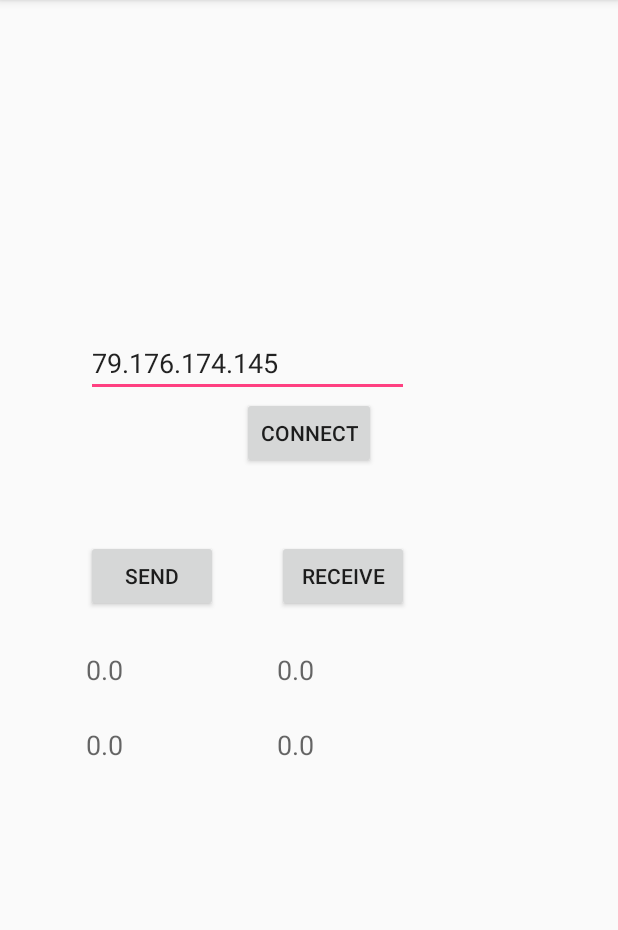
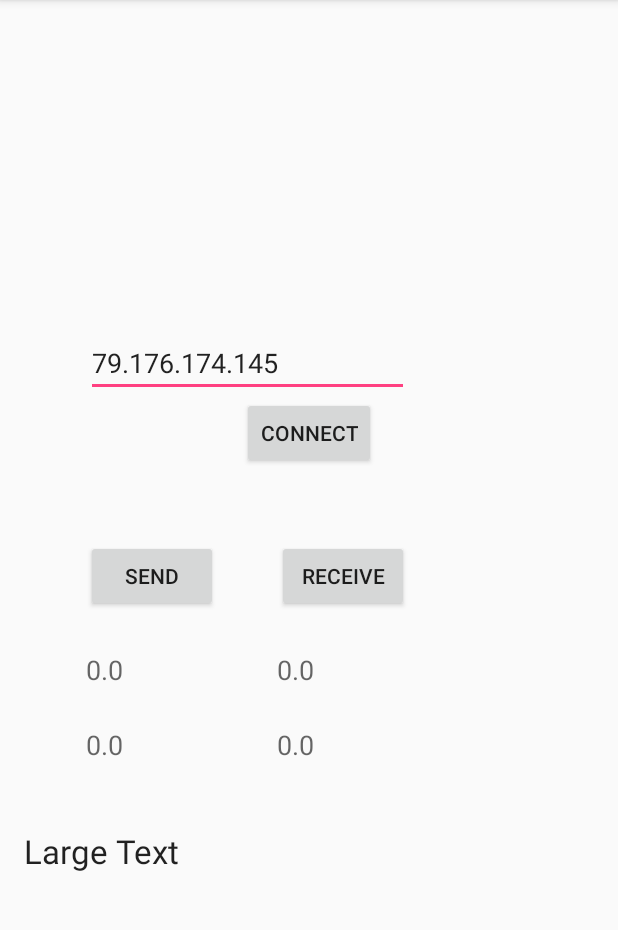
Before and after one commit to royshe6/Navi, an Android app: the screen it shows after launch (MainActivity), on a phone screen of 412 x 824 dp, the part 84-1014 px from its top. Run offline under Robolectric (Android 15) with nearby library versions, the phone set to English and light mode, and no system bars; 2 statements that could not run were skipped.

Commit message:
Adding serial driver + Test

```diff
--- a/app/build.gradle
+++ b/app/build.gradle
@@ -20,8 +20,9 @@ android {
 }
 
 dependencies {
-    compile fileTree(dir: 'libs', include: ['*.jar'])
+    compile fileTree(include: ['*.jar'], dir: 'libs')
     testCompile 'junit:junit:4.12'
     compile 'com.android.support:appcompat-v7:23.1.1'
     compile 'com.android.support:design:23.1.1'
+    compile project(':usbSerialForAndroid')
 }
--- a/app/src/main/java/com/example/roy/navi/MainActivity.java
+++ b/app/src/main/java/com/example/roy/navi/MainActivity.java
@@ -1,6 +1,7 @@
 package com.example.roy.navi;
 
 import android.content.Context;
+import android.hardware.usb.UsbManager;
 import android.location.LocationManager;
 import android.os.Handler;
 import android.os.Message;
@@ -10,8 +11,11 @@ import android.view.Menu;
 import android.view.MenuItem;
 import android.view.View;
 import android.widget.EditText;
+import android.widget.TextView;
 
+import java.io.UnsupportedEncodingException;
 import java.net.DatagramSocket;
+import java.util.Arrays;
 import java.util.Timer;
 import java.util.TimerTask;
 
@@ -89,7 +93,14 @@ public class MainActivity extends ActionBarActivity {
 
         m_Timer.schedule(timer_task, 1000l, 1000l);
 
+        //Serial test
+        TextView ReceivedSerialTV = (TextView)findViewById(R.id.received_serial_text);
 
+        UsbManager manager = (UsbManager) getSystemService(Context.USB_SERVICE);
+        SerialSender serial_sender = new SerialSender(manager, ReceivedSerialTV);
+        serial_sender.SendData();
+
+        //////////////////
 
         super.onPostCreate(savedInstanceState);
     }
--- a/app/src/main/res/layout/activity_main.xml
+++ b/app/src/main/res/layout/activity_main.xml
@@ -119,4 +119,15 @@
         android:layout_alignLeft="@+id/ReceivedLatTextView"
         android:layout_alignStart="@+id/ReceivedLatTextView" />
 
+    <TextView
+        android:layout_width="wrap_content"
+        android:layout_height="wrap_content"
+        android:textAppearance="?android:attr/textAppearanceLarge"
+        android:text="Large Text"
+        android:id="@+id/received_serial_text"
+        android:layout_below="@+id/textView2"
+        android:layout_alignParentLeft="true"
+        android:layout_alignParentStart="true"
+        android:layout_marginTop="44dp"/>
+
 </RelativeLayout>
--- a/settings.gradle
+++ b/settings.gradle
@@ -1 +1 @@
-include ':app'
+include ':app', ':usbSerialForAndroid'
```
Also changed, not shown: app/src/main/AndroidManifest.xml (+7 -0 lines), 2 other files.
